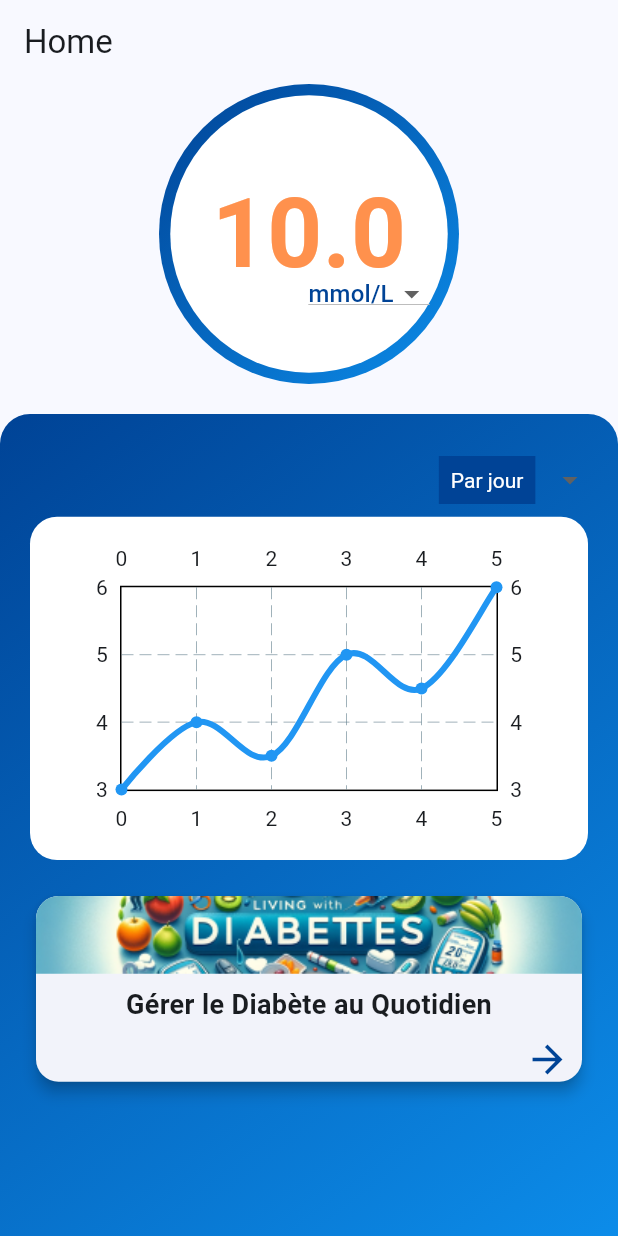
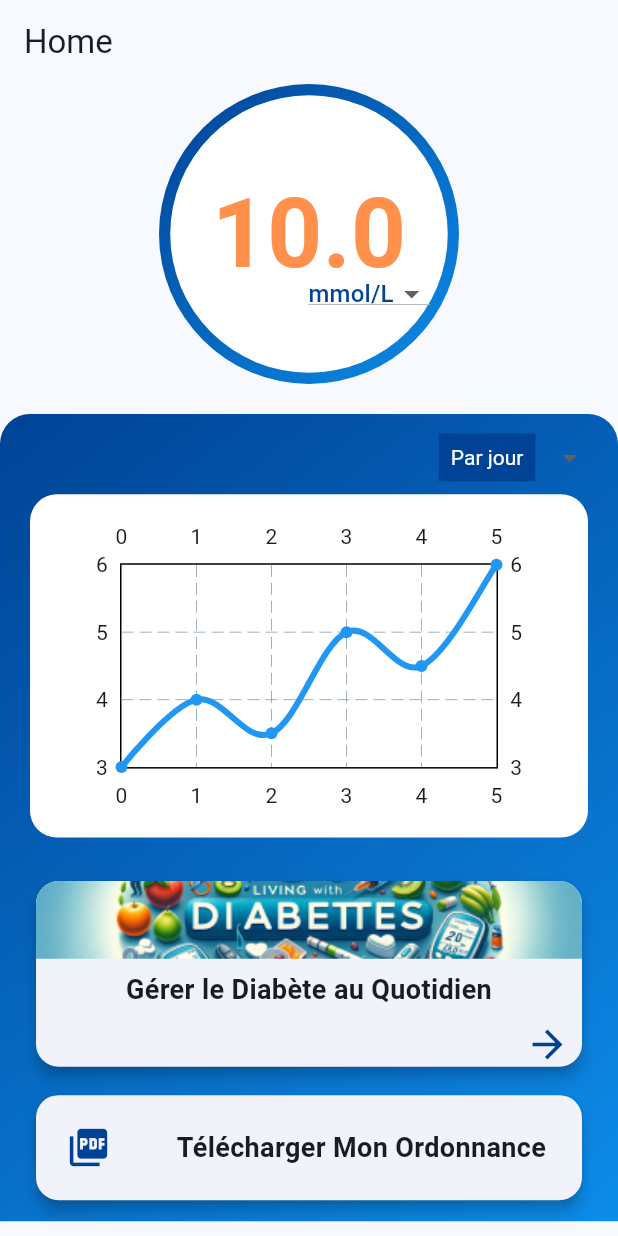
Before and after one commit to PaulDelamare/Diwe_front, a Flutter app: the screen it shows after launch, item 3 of the bottom bar chosen, on a phone screen of 412 x 824 dp. Run offline on Flutter 3.47's test engine with Material 3 defaults, Android fonts, the phone set to English and light mode, and no system bars; drawn by our look-alikes of fl_chart.

Commit message:
création du fichier buttonOrdonnance.dart, icon et texte ajouter, la card est cliquable pour diriger vers la future page Ordonnance.

```diff
--- /dev/null
+++ b/lib/home/buttonOrdonnance.dart
@@ -0,0 +1,51 @@
+import 'package:flutter/material.dart';
+
+class ButtonOrdonnanceCard extends StatelessWidget {
+  @override
+  Widget build(BuildContext context) {
+    return GestureDetector(
+      onTap: () {
+        // Action à effectuer lorsque la carte est cliquée
+      },
+      child: Container(
+        margin: EdgeInsets.symmetric(horizontal: 20, vertical: 10), // Marge uniforme pour la card
+        child: Card(
+          elevation: 4,
+          shape: RoundedRectangleBorder(
+            borderRadius: BorderRadius.circular(15.0),
+          ),
+          child: InkWell(
+            onTap: () {
+              // Action à effectuer lorsque la carte est cliquée
+            },
+            child: Row(
+              children: <Widget>[
+                Padding(
+                  padding: const EdgeInsets.all(20.0),
+                  child: Icon(
+                    Icons.picture_as_pdf, // Icône du dossier PDF
+                    color: Color(0xFF004396), // Couleur de l'icône
+                    size: 30, // Taille de l'icône
+                  ),
+                ),
+                Expanded(
+                  child: Padding(
+                    padding: const EdgeInsets.all(8.0),
+                    child: Text(
+                      'Télécharger Mon Ordonnance',
+                      textAlign: TextAlign.center,
+                      style: TextStyle(
+                        fontSize: 18,
+                        fontWeight: FontWeight.bold,
+                      ),
+                    ),
+                  ),
+                ),
+              ],
+            ),
+          ),
+        ),
+      ),
+    );
+  }
+}
--- a/lib/home/home.dart
+++ b/lib/home/home.dart
@@ -1,7 +1,8 @@
 import 'package:flutter/material.dart';
 import 'glycemie.dart';
 import 'graphique.dart';
-import 'buttonBlog.dart'; // Importez le fichier buttonBlog.dart
+import 'buttonBlog.dart';
+import 'buttonOrdonnance.dart';
 
 void main() {
   runApp(MaterialApp(
@@ -23,7 +24,8 @@ class _HomePageState extends State<HomePage> {
       appBar: AppBar(
         title: Text('Home'),
       ),
-      body: Column(
+      body: SingleChildScrollView(
+        child: Column(
           children: [
             GlycemieCircle(
               selectedUnit: _selectedUnit,
@@ -33,12 +35,8 @@ class _HomePageState extends State<HomePage> {
                 });
               },
             ),
-
             SizedBox(height: 20), // Espace entre les deux blocs
-
-          // Fond bleu en dessous du cercle
-          Expanded(
-            child: Container(
+            Container(
               decoration: BoxDecoration(
                 gradient: LinearGradient(
                   colors: [Color(0xFF004396), Color(0xFF0C8CE9)],
@@ -51,18 +49,22 @@ class _HomePageState extends State<HomePage> {
                 ),
               ),
               child: Column(
+                crossAxisAlignment: CrossAxisAlignment.stretch,
                 children: [
-                  SizedBox(height: 20), // Espacement entre le graphique et la carte
-                  GlycemicChart(), // Graphique existant
+                  SizedBox(height: 5),
+                  GlycemicChart(),
 
-                  SizedBox(height: 20), // Espacement entre le graphique et la carte
-                  ButtonBlogCard(), // Ajout de la carte ButtonBlogCard
+                  SizedBox(height: 25),
+                  ButtonBlogCard(),
+
+                  SizedBox(height: 1),
+                  ButtonOrdonnanceCard(),
                 ],
-              ),
               ),
             ),
           ],
         ),
+      ),
     );
   }
 }
```
Lines whose indentation alone changed are shown as unchanged.
